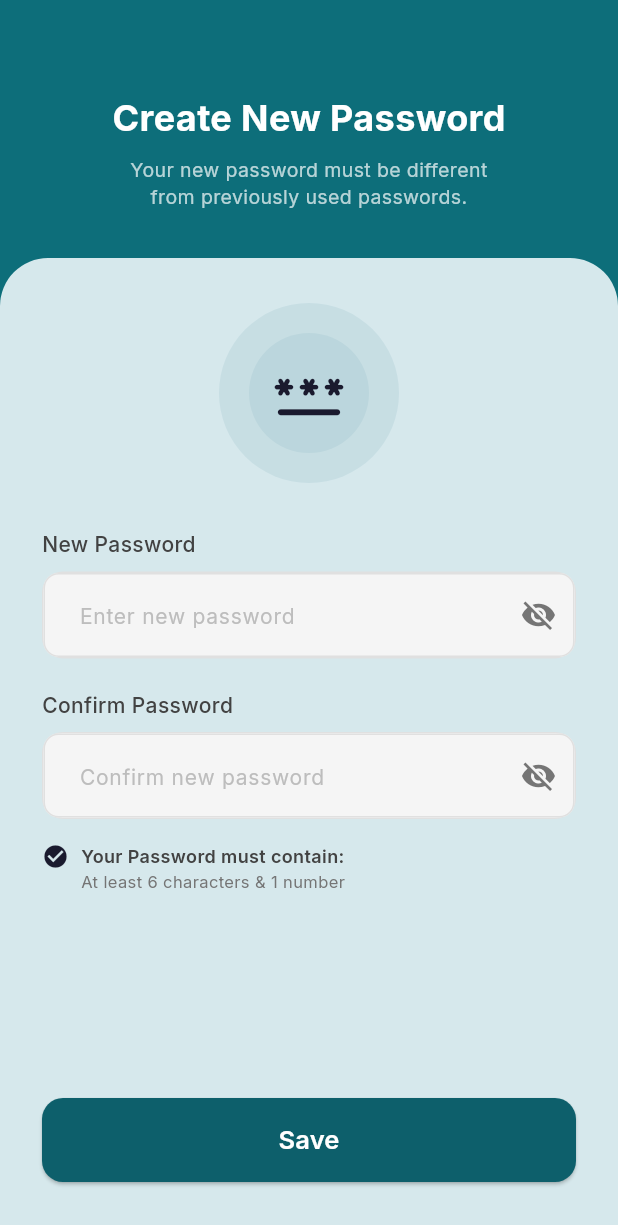
After one commit to zaifiikhan/foundora, a Flutter app: the NewPasswordScreen screen opened directly, on a phone screen of 412 x 824 dp. The commit adds this screen. Shown: the top 1225 px of the screen. Run offline on Flutter 3.47's test engine with Material 3 defaults, Android fonts, the phone set to English and light mode, and no system bars; our stand-ins replace firebase_core, fl_chart, go_router, google_fonts, shared_preferences; accounts and stored records are empty.

Commit message:
auth ForgetPass update

```diff
--- a/lib/features/auth/auth_screen.dart
+++ b/lib/features/auth/auth_screen.dart
@@ -2,7 +2,7 @@ import 'package:flutter/material.dart';
 import 'package:go_router/go_router.dart';
 import '../../theme.dart';
 import '../../nav.dart'; // Added to access AppRouter.isAdmin
-import 'forgot_Sc.dart';
+import 'forget_pass/forgot_Sc.dart';
 
 class AuthScreen extends StatefulWidget {
   const AuthScreen({super.key});
--- /dev/null
+++ b/lib/features/auth/forget_pass/new_password_sc.dart
@@ -0,0 +1,236 @@
+import 'package:flutter/material.dart';
+import 'package:flutter/services.dart';
+
+class NewPasswordScreen extends StatefulWidget {
+  const NewPasswordScreen({super.key});
+
+  @override
+  State<NewPasswordScreen> createState() => _NewPasswordScreenState();
+}
+
+class _NewPasswordScreenState extends State<NewPasswordScreen>
+    with SingleTickerProviderStateMixin {
+  final TextEditingController _passController = TextEditingController();
+  final TextEditingController _confirmPassController = TextEditingController();
+  bool _isPasswordVisible = false;
+  bool _isConfirmVisible = false;
+  bool _isLoading = false;
+
+  late AnimationController _animationController;
+  late Animation<double> _fadeAnimation;
+  late Animation<Offset> _slideAnimation;
+
+  // ── Colors ──────────────────────────────────────────────────────────────────
+  static const Color _headerBg = Color(0xFF0D6E7A);
+  static const Color _cardBg = Color(0xFFD6E8EC);
+  static const Color _buttonColor = Color(0xFF0D5F6B);
+  static const Color _iconCircleColor = Color(0xFFB8D4DB);
+
+  @override
+  void initState() {
+    super.initState();
+    _animationController = AnimationController(
+      vsync: this,
+      duration: const Duration(milliseconds: 700),
+    );
+    _fadeAnimation = CurvedAnimation(parent: _animationController, curve: Curves.easeOut);
+    _slideAnimation = Tween<Offset>(begin: const Offset(0, 0.12), end: Offset.zero)
+        .animate(CurvedAnimation(parent: _animationController, curve: Curves.easeOutCubic));
+    _animationController.forward();
+  }
+
+  @override
+  void dispose() {
+    _passController.dispose();
+    _confirmPassController.dispose();
+    _animationController.dispose();
+    super.dispose();
+  }
+
+  Future<void> _onSave() async {
+    if (_passController.text != _confirmPassController.text) {
+      ScaffoldMessenger.of(context).showSnackBar(
+        const SnackBar(content: Text('Passwords do not match'), backgroundColor: Colors.red),
+      );
+      return;
+    }
+
+    setState(() => _isLoading = true);
+    await Future.delayed(const Duration(seconds: 2)); // Simulate network
+    if (mounted) {
+      setState(() => _isLoading = false);
+      // Navigate to Login or Home Screen here
+      ScaffoldMessenger.of(context).showSnackBar(
+        const SnackBar(content: Text('Password updated successfully!'), backgroundColor: Color(0xFF0D5F6B)),
+      );
+    }
+  }
+
+  @override
+  Widget build(BuildContext context) {
+    SystemChrome.setSystemUIOverlayStyle(SystemUiOverlayStyle.light);
+
+    return Scaffold(
+      backgroundColor: _headerBg,
+      body: Column(
+        children: [
+          _buildHeader(),
+          Expanded(
+            child: FadeTransition(
+              opacity: _fadeAnimation,
+              child: SlideTransition(
+                position: _slideAnimation,
+                child: _buildCard(),
+              ),
+            ),
+          ),
+        ],
+      ),
+    );
+  }
+
+  Widget _buildHeader() {
+    return Container(
+      color: _headerBg,
+      padding: const EdgeInsets.only(top: 60, bottom: 32, left: 24, right: 24),
+      width: double.infinity,
+      child: Column(
+        children: const [
+          Text(
+            'Create New Password',
+            style: TextStyle(color: Colors.white, fontSize: 24, fontWeight: FontWeight.bold),
+          ),
+          SizedBox(height: 8),
+          Text(
+            'Your new password must be different\nfrom previously used passwords.',
+            textAlign: TextAlign.center,
+            style: TextStyle(color: Colors.white70, fontSize: 13, height: 1.4),
+          ),
+        ],
+      ),
+    );
+  }
+
+  Widget _buildCard() {
+    return Container(
+      width: double.infinity,
+      decoration: const BoxDecoration(
+        color: _cardBg,
+        borderRadius: BorderRadius.only(topLeft: Radius.circular(32), topRight: Radius.circular(32)),
+      ),
+      child: CustomScrollView(
+        slivers: [
+          SliverFillRemaining(
+            hasScrollBody: false,
+            child: Padding(
+              padding: const EdgeInsets.symmetric(horizontal: 28),
+              child: Column(
+                crossAxisAlignment: CrossAxisAlignment.start,
+                children: [
+                  const SizedBox(height: 30),
+                  Center(child: _buildPasswordIcon()),
+                  const SizedBox(height: 30),
+
+                  // New Password
+                  Text('New Password', style: TextStyle(color: Colors.grey.shade800, fontWeight: FontWeight.w500)),
+                  const SizedBox(height: 8),
+                  _buildPasswordField(_passController, 'Enter new password', _isPasswordVisible, () {
+                    setState(() => _isPasswordVisible = !_isPasswordVisible);
+                  }),
+
+                  const SizedBox(height: 20),
+
+                  // Confirm Password
+                  Text('Confirm Password', style: TextStyle(color: Colors.grey.shade800, fontWeight: FontWeight.w500)),
+                  const SizedBox(height: 8),
+                  _buildPasswordField(_confirmPassController, 'Confirm new password', _isConfirmVisible, () {
+                    setState(() => _isConfirmVisible = !_isConfirmVisible);
+                  }),
+
+                  const SizedBox(height: 16),
+
+                  // Checklist
+                  Row(
+                    crossAxisAlignment: CrossAxisAlignment.start,
+                    children: [
+                      const Icon(Icons.check_circle, color: Color(0xFF1A1A2E), size: 18),
+                      const SizedBox(width: 8),
+                      Column(
+                        crossAxisAlignment: CrossAxisAlignment.start,
+                        children: [
+                          Text('Your Password must contain:', style: TextStyle(fontSize: 12, color: Colors.grey.shade800, fontWeight: FontWeight.w600)),
+                          Text('At least 6 characters & 1 number', style: TextStyle(fontSize: 11, color: Colors.grey.shade600)),
+                        ],
+                      )
+                    ],
+                  ),
+
+                  const Spacer(),
+                  const SizedBox(height: 20),
+                  _buildSaveButton(),
+                  const SizedBox(height: 36),
+                ],
+              ),
+            ),
+          ),
+        ],
+      ),
+    );
+  }
+
+  Widget _buildPasswordIcon() {
+    return SizedBox(
+      height: 120,
+      width: 120,
+      child: Stack(
+        alignment: Alignment.center,
+        children: [
+          Container(width: 120, height: 120, decoration: BoxDecoration(shape: BoxShape.circle, color: _iconCircleColor.withOpacity(0.5))),
+          Container(width: 80, height: 80, decoration: BoxDecoration(shape: BoxShape.circle, color: _iconCircleColor.withOpacity(0.8))),
+          const Icon(Icons.password_rounded, color: Color(0xFF1A1A2E), size: 50),
+        ],
+      ),
+    );
+  }
+
+  Widget _buildPasswordField(TextEditingController controller, String hint, bool isVisible, VoidCallback onToggle) {
+    return Container(
+      decoration: BoxDecoration(
+        color: Colors.white,
+        borderRadius: BorderRadius.circular(14),
+        border: Border.all(color: Colors.grey.shade300),
+      ),
+      child: TextField(
+        controller: controller,
+        obscureText: !isVisible,
+        decoration: InputDecoration(
+          hintText: hint,
+          hintStyle: TextStyle(color: Colors.grey.shade400, fontSize: 14),
+          contentPadding: const EdgeInsets.symmetric(horizontal: 20, vertical: 16),
+          border: InputBorder.none,
+          suffixIcon: IconButton(
+            icon: Icon(isVisible ? Icons.visibility : Icons.visibility_off, color: Colors.grey.shade600),
+            onPressed: onToggle,
+          ),
+        ),
+      ),
+    );
+  }
+
+  Widget _buildSaveButton() {
+    return SizedBox(
+      width: double.infinity,
+      height: 56,
+      child: ElevatedButton(
+        onPressed: _isLoading ? null : _onSave,
+        style: ElevatedButton.styleFrom(
+          backgroundColor: _buttonColor,
+          shape: RoundedRectangleBorder(borderRadius: BorderRadius.circular(14)),
+        ),
+        child: _isLoading
+            ? const CircularProgressIndicator(color: Colors.white)
+            : const Text('Save', style: TextStyle(fontSize: 17, fontWeight: FontWeight.w600, color: Colors.white)),
+      ),
+    );
+  }
+}
```
Also changed, not shown: lib/features/auth/forget_pass/forgot_Sc.dart (renamed from lib/features/auth/forgot_Sc.dart, +34 -42 lines), lib/features/auth/forget_pass/verify_sc.dart (added, +305 -0 lines), pubspec.lock.
